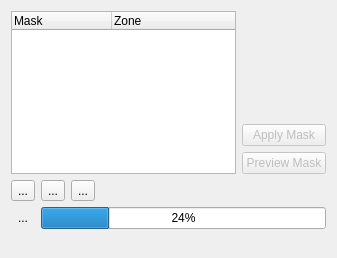
Above: src/ui/maskmanage_ui.ui from KDE/kdenlive before the change. Below: the same form after it.
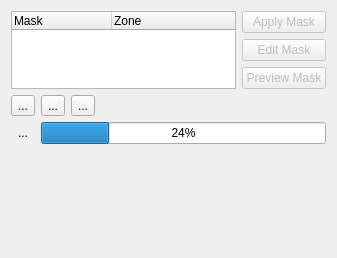
That is the form after the change. Icons and pictures are not drawn. Custom widgets are drawn as their Qt base class.

Commit message: SAM segmentation: Allow creating include / exclude points later in the video, display keyframes in monitor ruler Allow editing a mask to refine it

Diff of the .ui file:
```diff
--- a/src/ui/maskmanage_ui.ui
+++ b/src/ui/maskmanage_ui.ui
@@ -32,32 +32,6 @@
      </column>
     </widget>
    </item>
-   <item row="0" column="1">
-    <widget class="QLabel" name="thumbPreview">
-     <property name="sizePolicy">
-      <sizepolicy hsizetype="MinimumExpanding" vsizetype="MinimumExpanding">
-       <horstretch>0</horstretch>
-       <verstretch>0</verstretch>
-      </sizepolicy>
-     </property>
-     <property name="text">
-      <string/>
-     </property>
-     <property name="alignment">
-      <set>Qt::AlignmentFlag::AlignLeading|Qt::AlignmentFlag::AlignLeft|Qt::AlignmentFlag::AlignTop</set>
-     </property>
-    </widget>
-   </item>
-   <item row="1" column="1">
-    <widget class="QPushButton" name="buttonApply">
-     <property name="enabled">
-      <bool>false</bool>
-     </property>
-     <property name="text">
-      <string>Apply Mask</string>
-     </property>
-    </widget>
-   </item>
    <item row="2" column="1">
     <widget class="QPushButton" name="buttonPreview">
      <property name="enabled">
@@ -171,6 +145,29 @@
      </property>
     </spacer>
    </item>
+   <item row="0" column="1">
+    <widget class="QPushButton" name="buttonApply">
+     <property name="enabled">
+      <bool>false</bool>
+     </property>
+     <property name="text">
+      <string>Apply Mask</string>
+     </property>
+    </widget>
+   </item>
+   <item row="1" column="1">
+    <widget class="QPushButton" name="buttonEdit">
+     <property name="enabled">
+      <bool>false</bool>
+     </property>
+     <property name="text">
+      <string>Edit Mask</string>
+     </property>
+     <property name="checkable">
+      <bool>true</bool>
+     </property>
+    </widget>
+   </item>
   </layout>
  </widget>
  <customwidgets>
```
The commit also changes 14 other files.
